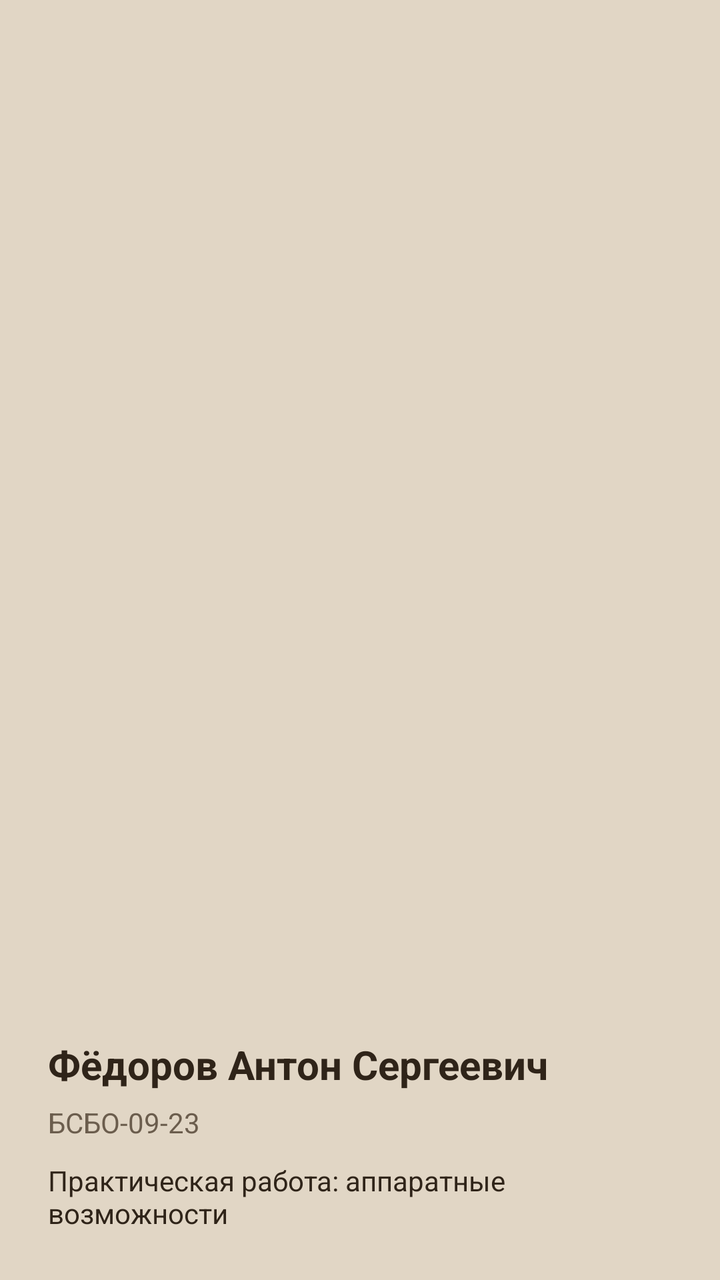
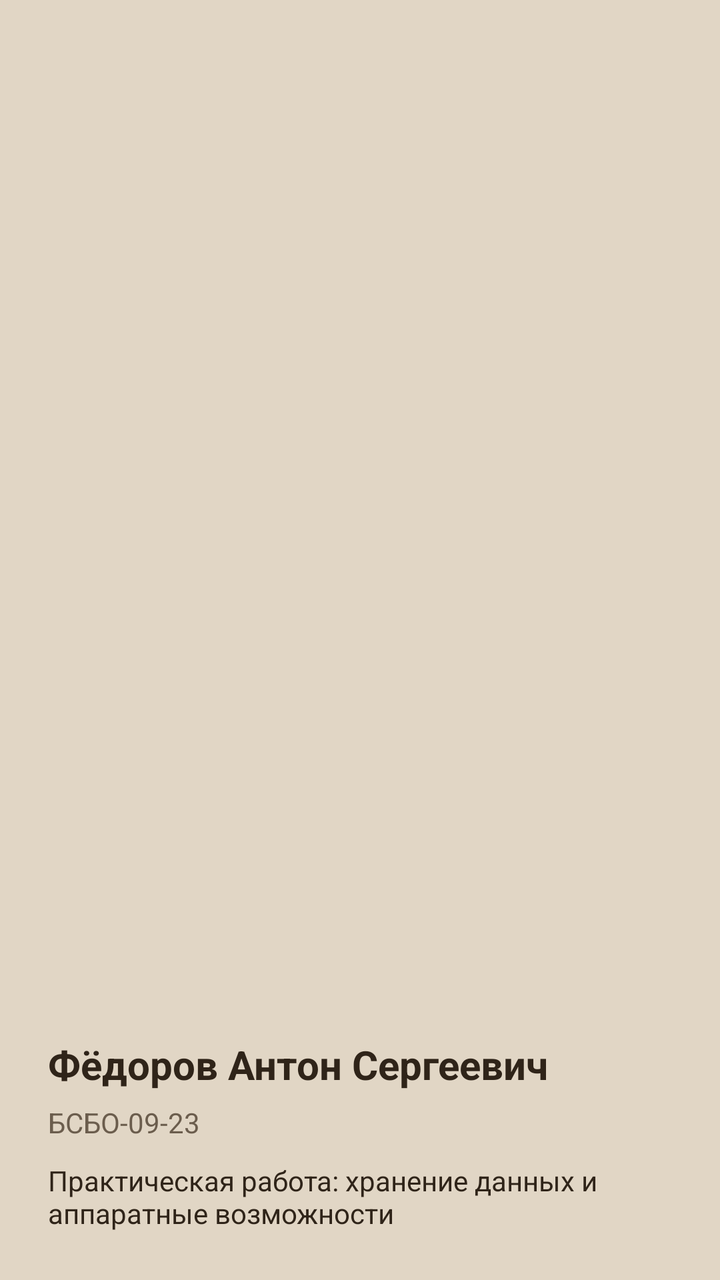

Before-and-after screenshots of an Android layout around one commit, followed by the original layout XML and the change that was made.
<!-- AndroidManifest.xml: application theme Theme.MireaProject -->
<!-- res/layout/nav_header_main.xml -->
<?xml version="1.0" encoding="utf-8"?>
<LinearLayout xmlns:android="http://schemas.android.com/apk/res/android"
    android:layout_width="match_parent"
    android:layout_height="180dp"
    android:background="@color/brand_surface"
    android:gravity="bottom"
    android:orientation="vertical"
    android:padding="24dp">

    <TextView
        android:layout_width="wrap_content"
        android:layout_height="wrap_content"
        android:text="@string/student_name"
        android:textColor="@color/brand_text"
        android:textSize="20sp"
        android:textStyle="bold" />

    <TextView
        android:layout_width="wrap_content"
        android:layout_height="wrap_content"
        android:layout_marginTop="6dp"
        android:text="@string/student_group"
        android:textColor="@color/brand_muted"
        android:textSize="14sp" />

    <TextView
        android:layout_width="wrap_content"
        android:layout_height="wrap_content"
        android:layout_marginTop="10dp"
        android:text="Практическая работа: аппаратные возможности"
        android:textColor="@color/brand_text"
        android:textSize="14sp" />

</LinearLayout>
<!-- resources referenced by this layout -->
<resources>
  <color name="brand_muted">#6B5D4D</color>
  <color name="brand_surface">#E1D6C5</color>
  <color name="brand_text">#2F2419</color>
  <string name="student_group">БСБО-09-23</string>
  <string name="student_name">Фёдоров Антон Сергеевич</string>
  <style name="Theme.MireaProject" parent="Theme.Material3.DayNight.NoActionBar">
          <item name="android:statusBarColor">@color/brand_surface</item>
          <item name="android:navigationBarColor">@color/brand_surface</item>
          <item name="android:colorBackground">@color/brand_background</item>
          <item name="colorSurface">@color/brand_surface</item>
      </style>
  <color name="brand_background">#F3EFE5</color>
</resources>

<!-- the commit's change to res/layout/nav_header_main.xml (unified diff, before → after) -->
@@ -27,7 +27,7 @@
         android:layout_width="wrap_content"
         android:layout_height="wrap_content"
         android:layout_marginTop="10dp"
-        android:text="Практическая работа: аппаратные возможности"
+        android:text="@string/nav_header_subtitle"
         android:textColor="@color/brand_text"
         android:textSize="14sp" />
 
<!-- resource entries referenced after the edit -->
@@ -3,6 +3,7 @@
   <color name="brand_muted">#6B5D4D</color>
   <color name="brand_surface">#E1D6C5</color>
   <color name="brand_text">#2F2419</color>
+  <string name="nav_header_subtitle">Практическая работа: хранение данных и аппаратные возможности</string>
   <string name="student_group">БСБО-09-23</string>
   <string name="student_name">Фёдоров Антон Сергеевич</string>
   <style name="Theme.MireaProject" parent="Theme.Material3.DayNight.NoActionBar">
